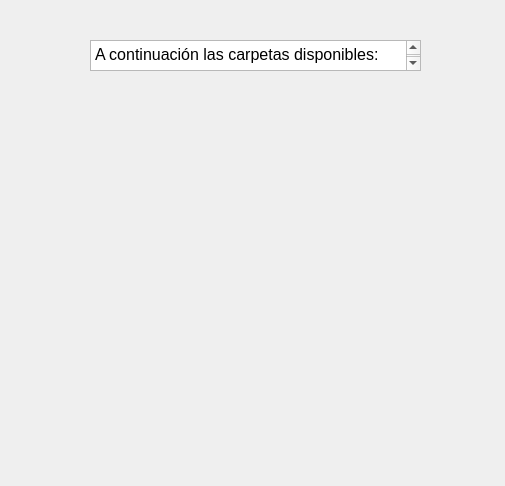
Old version of the form menu.ui in the repository luisallamas01/Entrega3.
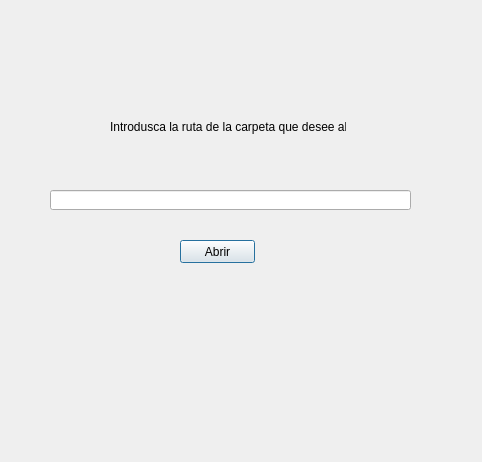
New version of the form.

What changed in the file:
```diff
--- a/menu.ui
+++ b/menu.ui
@@ -6,29 +6,47 @@
    <rect>
     <x>0</x>
     <y>0</y>
-    <width>505</width>
-    <height>486</height>
+    <width>482</width>
+    <height>462</height>
    </rect>
   </property>
   <property name="windowTitle">
    <string>Dialog</string>
   </property>
-  <widget class="QTextBrowser" name="textBrowser">
+  <widget class="QPushButton" name="abrir_ruta">
    <property name="geometry">
     <rect>
-     <x>90</x>
-     <y>40</y>
-     <width>331</width>
-     <height>31</height>
+     <x>180</x>
+     <y>240</y>
+     <width>75</width>
+     <height>23</height>
     </rect>
    </property>
-   <property name="html">
-    <string>&lt;!DOCTYPE HTML PUBLIC &quot;-//W3C//DTD HTML 4.0//EN&quot; &quot;http://www.w3.org/TR/REC-html40/strict.dtd&quot;&gt;
-&lt;html&gt;&lt;head&gt;&lt;meta name=&quot;qrichtext&quot; content=&quot;1&quot; /&gt;&lt;style type=&quot;text/css&quot;&gt;
-p, li { white-space: pre-wrap; }
-&lt;/style&gt;&lt;/head&gt;&lt;body style=&quot; font-family:'MS Shell Dlg 2'; font-size:8pt; font-weight:400; font-style:normal;&quot;&gt;
-&lt;p style=&quot; margin-top:0px; margin-bottom:0px; margin-left:0px; margin-right:0px; -qt-block-indent:0; text-indent:0px;&quot;&gt;&lt;span style=&quot; font-size:12pt;&quot;&gt;A continuación las carpetas disponibles:&lt;/span&gt;&lt;/p&gt;
-&lt;p style=&quot;-qt-paragraph-type:empty; margin-top:0px; margin-bottom:0px; margin-left:0px; margin-right:0px; -qt-block-indent:0; text-indent:0px; font-size:12pt;&quot;&gt;&lt;br /&gt;&lt;/p&gt;&lt;/body&gt;&lt;/html&gt;</string>
+   <property name="text">
+    <string>Abrir</string>
+   </property>
+  </widget>
+  <widget class="QLineEdit" name="ruta">
+   <property name="geometry">
+    <rect>
+     <x>50</x>
+     <y>190</y>
+     <width>361</width>
+     <height>20</height>
+    </rect>
+   </property>
+  </widget>
+  <widget class="QLabel" name="label">
+   <property name="geometry">
+    <rect>
+     <x>110</x>
+     <y>120</y>
+     <width>236</width>
+     <height>14</height>
+    </rect>
+   </property>
+   <property name="text">
+    <string>Introdusca la ruta de la carpeta que desee abrir:</string>
    </property>
   </widget>
  </widget>
```
